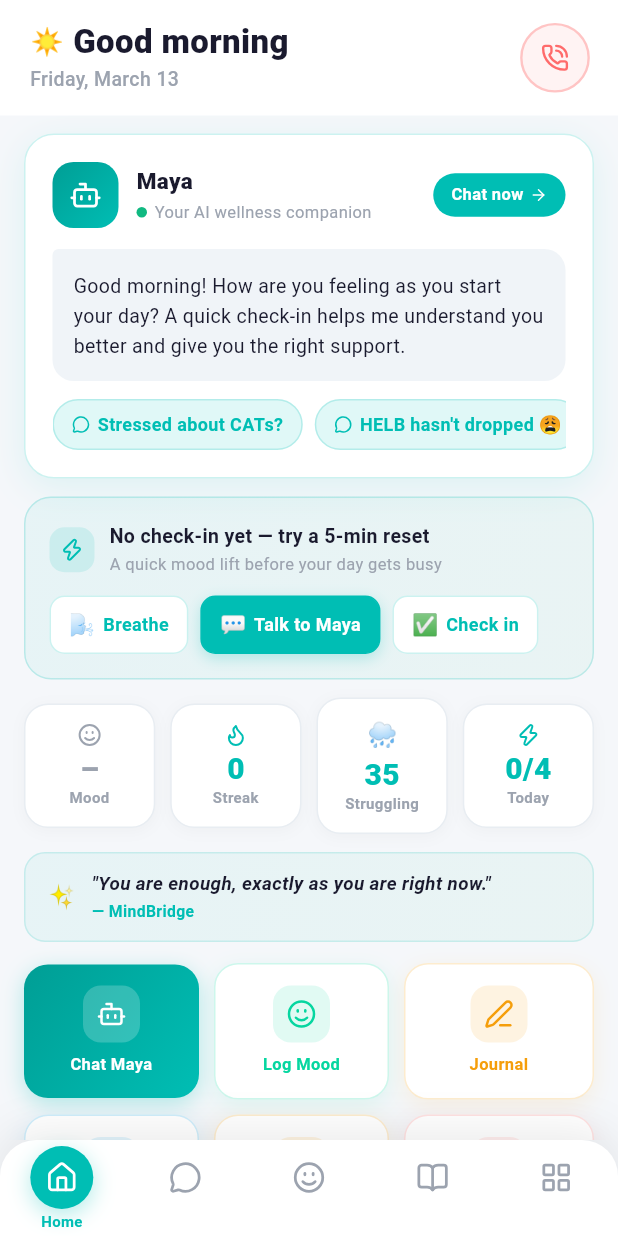
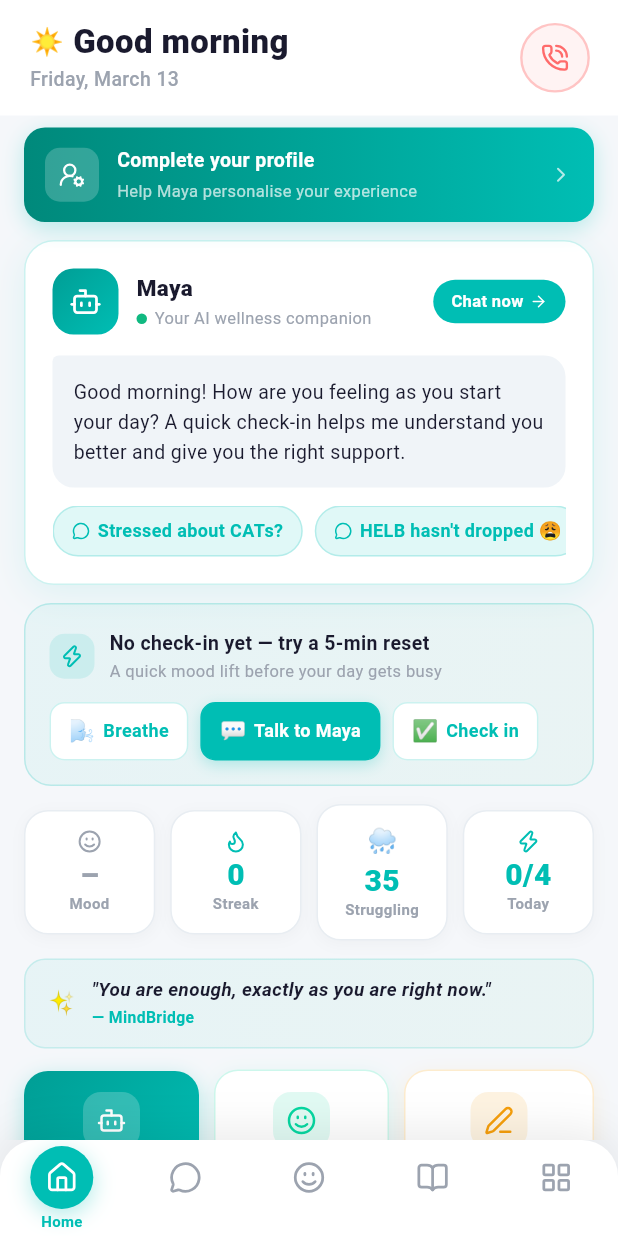
Before and after one commit to maqbulhanif35/mindbridge3, a Flutter app: the HomeScreen screen opened by its route, on a phone screen of 412 x 824 dp. Run offline on Flutter 3.47's test engine with Material 3 defaults, Android fonts, the light colour scheme and no system bars; drawn by our look-alikes of flutter_animate; our stand-ins replace confetti, dio, equatable, fl_chart, flutter_dotenv, flutter_local_notifications and 9 more; accounts and stored records are empty; network calls fail; Roboto replaces fonts that are missing (Nunito).

Commit message:
feat: email system, welcome emails, Google auth, complete profile banner
- Add EmailService with Resend API for branded welcome emails
- Welcome email fires for ALL new users (Google OAuth + email signup)
- Add RESEND_API_KEY compile-time injection (--dart-define=RESEND_API_KEY=...)
- Fix supabase signUp to pass emailRedirectTo pointing to current origin
- Add _CompleteProfileBanner on home screen for users missing university/goals
- Banner links to profile; dismissed once university + goals are set
- Rebuild web assets

```diff
--- a/lib/features/home/screens/home_screen.dart
+++ b/lib/features/home/screens/home_screen.dart
@@ -97,6 +97,16 @@ class HomeScreen extends ConsumerWidget {
                       padding: const EdgeInsets.fromLTRB(16, 8, 16, 0),
                       sliver: SliverToBoxAdapter(
                         child: _CrisisBanner(tier: crisisState.currentTier),
+                      ),
+                    ),
+
+                  // ─── Complete Profile Banner ─────────────
+                  if (user != null &&
+                      (user.university == null || user.goals.isEmpty))
+                    SliverPadding(
+                      padding: const EdgeInsets.fromLTRB(16, 8, 16, 0),
+                      sliver: SliverToBoxAdapter(
+                        child: _CompleteProfileBanner(user: user),
                       ),
                     ),
 
@@ -1643,6 +1653,84 @@ class _ChallengesSection extends ConsumerWidget {
   }
 }
 
+// ─── Complete Profile Banner ──────────────────────────────
+
+class _CompleteProfileBanner extends StatelessWidget {
+  final dynamic user; // UserModel
+  const _CompleteProfileBanner({required this.user});
+
+  @override
+  Widget build(BuildContext context) {
+    return GestureDetector(
+      onTap: () => context.go(AppRoutes.profile),
+      child: Container(
+        padding: const EdgeInsets.symmetric(horizontal: 14, vertical: 12),
+        decoration: BoxDecoration(
+          gradient: const LinearGradient(
+            colors: [Color(0xFF00897B), Color(0xFF00BEB4)],
+            begin: Alignment.centerLeft,
+            end: Alignment.centerRight,
+          ),
+          borderRadius: BorderRadius.circular(14),
+          boxShadow: [
+            BoxShadow(
+              color: AppColors.primary.withValues(alpha: 0.25),
+              blurRadius: 12,
+              offset: const Offset(0, 4),
+            ),
+          ],
+        ),
+        child: Row(
+          children: [
+            Container(
+              width: 36,
+              height: 36,
+              decoration: BoxDecoration(
+                color: Colors.white.withValues(alpha: 0.20),
+                borderRadius: BorderRadius.circular(10),
+              ),
+              child: const Icon(
+                LucideIcons.userRoundCog,
+                size: 18,
+                color: Colors.white,
+              ),
+            ),
+            const SizedBox(width: 12),
+            const Expanded(
+              child: Column(
+                crossAxisAlignment: CrossAxisAlignment.start,
+                children: [
+                  Text(
+                    'Complete your profile',
+                    style: TextStyle(
+                      color: Colors.white,
+                      fontSize: 13,
+                      fontWeight: FontWeight.w700,
+                    ),
+                  ),
+                  SizedBox(height: 2),
+                  Text(
+                    'Help Maya personalise your experience',
+                    style: TextStyle(
+                      color: Colors.white70,
+                      fontSize: 11,
+                    ),
+                  ),
+                ],
+              ),
+            ),
+            const Icon(
+              LucideIcons.chevronRight,
+              size: 16,
+              color: Colors.white70,
+            ),
+          ],
+        ),
+      ),
+    ).animate().fadeIn(duration: 400.ms).slideY(begin: -0.1);
+  }
+}
+
 // ─── Crisis Banner ────────────────────────────────────────
 
 class _CrisisBanner extends ConsumerWidget {
```
Also changed, not shown: lib/core/providers/auth_provider.dart (+9 -2 lines), lib/core/services/email_service.dart (added, +162 -0 lines), lib/core/services/supabase_service.dart (+7 -1 lines), 4 other files.
